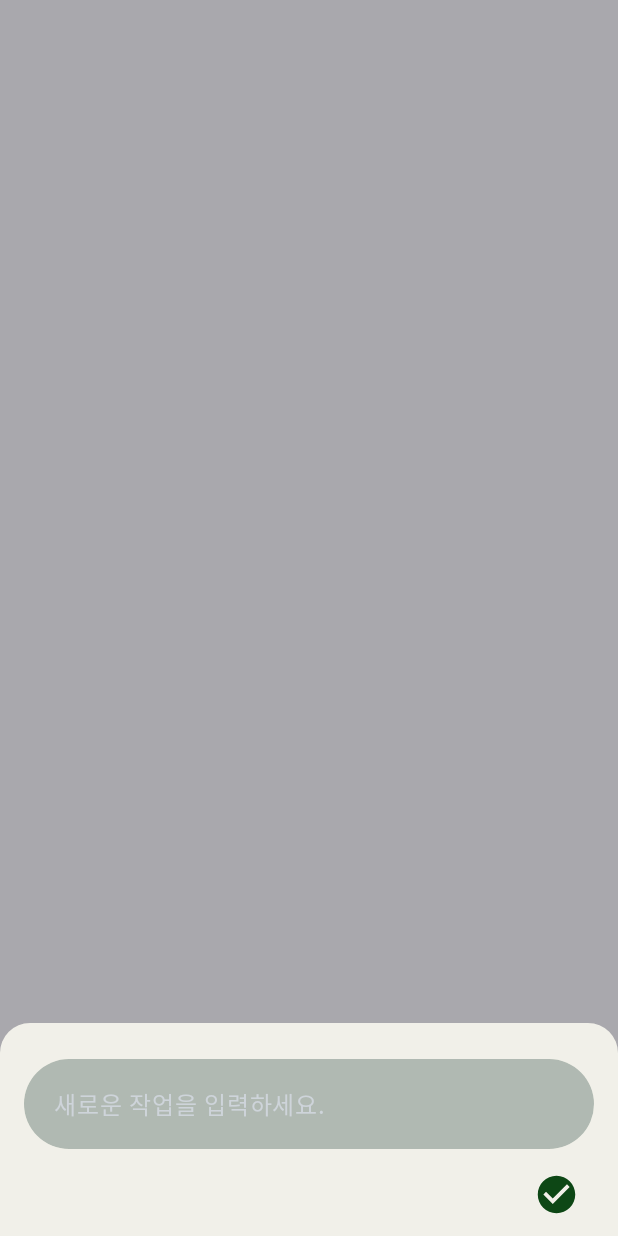
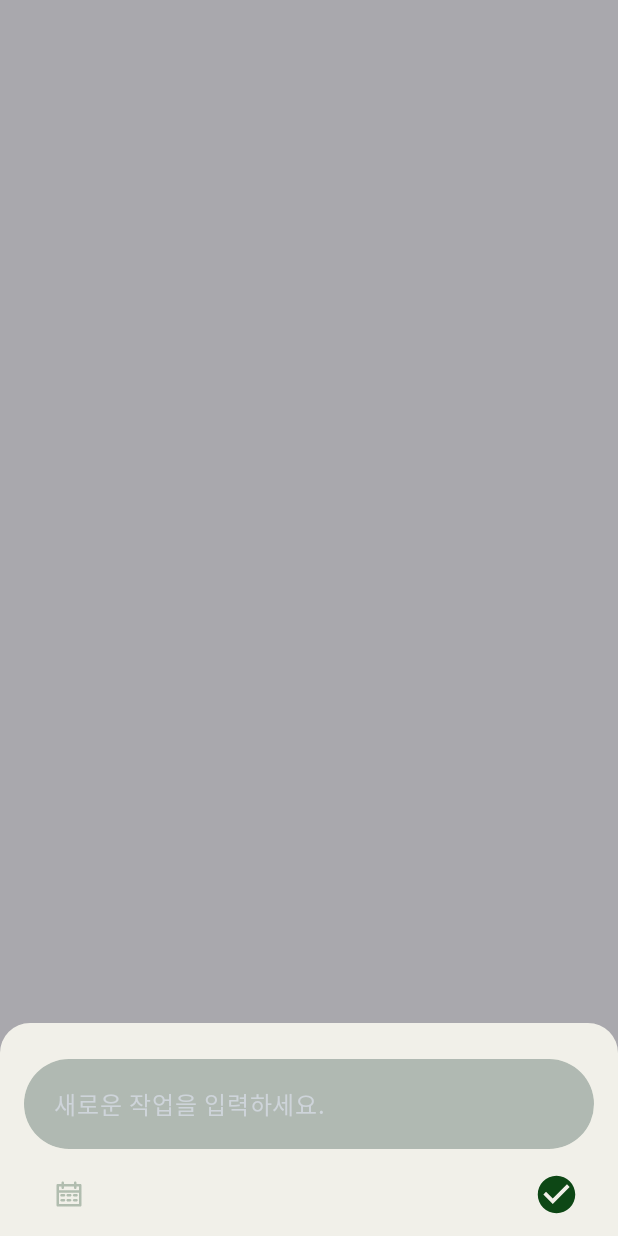
Before and after one commit to junsu1023/DailyLife, an Android app built with Jetpack Compose: the composable TodoBottomSheet shown on its own in the app's theme, on a phone screen of 412 x 824 dp. Run offline under Robolectric (Android 15) with nearby library versions, the phone set to English and light mode, and no system bars; 8 statements that could not run were skipped.

Commit message:
[refactor] 추가 입력창 비었을 시 스낵바 표출

```diff
--- a/app/src/main/java/com/example/dailylife/component/Snackbar.kt
+++ b/app/src/main/java/com/example/dailylife/component/Snackbar.kt
@@ -4,7 +4,6 @@ import androidx.compose.material3.SnackbarDuration
 import androidx.compose.material3.SnackbarHost
 import androidx.compose.material3.SnackbarHostState
 import androidx.compose.runtime.Composable
-import androidx.compose.runtime.DisposableEffect
 import androidx.compose.runtime.LaunchedEffect
 import androidx.compose.runtime.remember
 import androidx.compose.runtime.rememberCoroutineScope
--- a/app/src/main/java/com/example/dailylife/component/TodoBottomSheet.kt
+++ b/app/src/main/java/com/example/dailylife/component/TodoBottomSheet.kt
@@ -4,6 +4,7 @@ import android.content.Context
 import androidx.annotation.DrawableRes
 import androidx.compose.foundation.clickable
 import androidx.compose.foundation.layout.Column
+import androidx.compose.foundation.layout.Row
 import androidx.compose.foundation.layout.Spacer
 import androidx.compose.foundation.layout.height
 import androidx.compose.foundation.layout.padding
@@ -40,7 +41,8 @@ import java.util.Locale
 fun TodoBottomSheet(
     modifier: Modifier = Modifier,
     closeSheet: () -> Unit,
-    onSaveTodo: (TodoEntity) -> Unit
+    onSaveTodo: (TodoEntity) -> Unit,
+    showBlankSnackBar: () -> Unit
 ) {
     val sheetState = rememberModalBottomSheetState(skipPartiallyExpanded = false)
     val context = LocalContext.current
@@ -76,21 +78,38 @@ fun TodoBottomSheet(
 
             Spacer(modifier = Modifier.height(10.dp))
 
+            Row {
+                Icon(
+                    painter = painterResource(R.drawable.calender_icon),
+                    contentDescription = null,
+                    tint = colorResource(R.color.gray_asparagus3),
+                    modifier = Modifier
+                        .size(40.dp)
+                        .padding(start = 20.dp)
+                )
+
+                Spacer(modifier = Modifier.weight(1f))
+
                 Icon(
                     painter = painterResource(R.drawable.check_icon),
                     contentDescription = null,
                     tint = colorResource(R.color.forest_green),
                     modifier = Modifier
-                    .align(Alignment.End)
                         .size(40.dp)
                         .padding(end = 10.dp)
-                    .clickable(enabled = true, onClick = {
+                        .clickable(
+                            enabled = true,
+                            onClick = {
                                 closeSheet()
-                        onSaveTodo(
-                            makeTodoItem(context, R.drawable.default_icon, text)
+                                if(text.isEmpty()) {
+                                    showBlankSnackBar()
+                                } else {
+                                    onSaveTodo(makeTodoItem(context, R.drawable.default_icon, text))
+                                }
+                            }
                         )
-                    })
                 )
+            }
         }
     }
 }
--- a/app/src/main/res/values/strings.xml
+++ b/app/src/main/res/values/strings.xml
@@ -22,4 +22,5 @@
     <string name="failed_add_todo">추가 실패했습니다.</string>
     <string name="failed_delete_todo">삭제 실패했습니다.</string>
     <string name="failed_update_todo">업데이트 실패했습니다.</string>
+    <string name="blank_text">입력창이 비어있습니다.</string>
 </resources>
```
Also changed, not shown: app/src/main/java/com/example/dailylife/ui/screen/TodoScreen.kt (+19 -14 lines), app/src/main/java/com/example/dailylife/util/ModifierUtil.kt (added, +27 -0 lines). Lines whose indentation alone changed are shown as unchanged.
